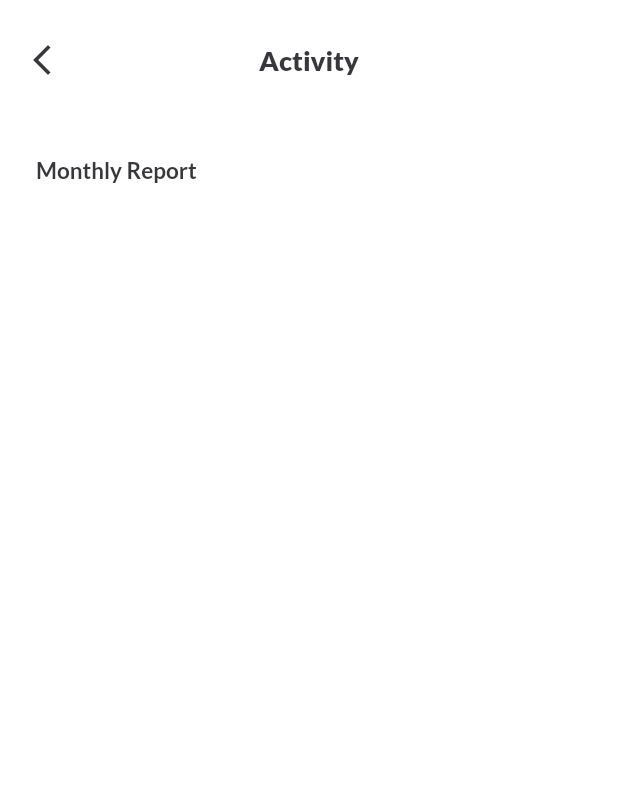
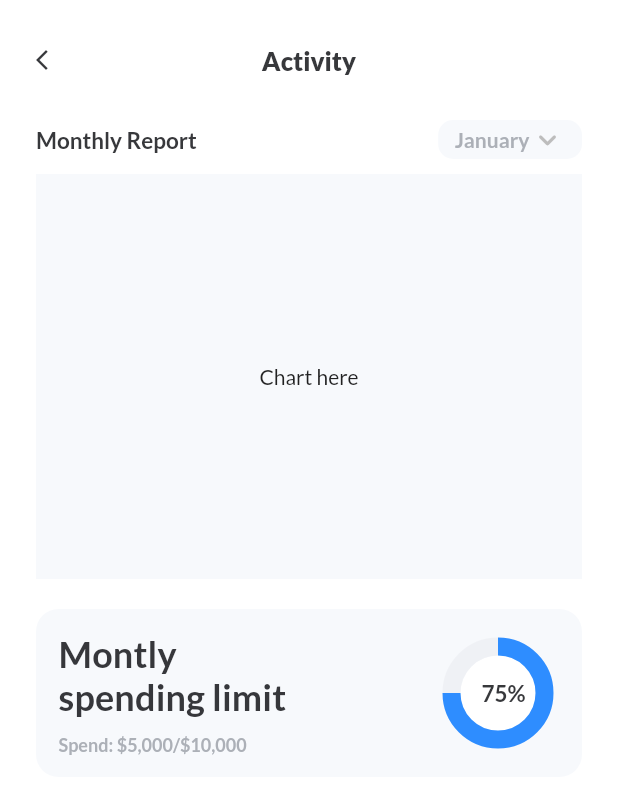
Before and after one commit to CarlosDiaz12/expenses-ui-challenge, a Flutter app: the ActivityPage screen opened by its route, on a phone screen of 412 x 824 dp. Shown: the top 794 px of the screen. Run offline on Flutter 3.47's test engine with Material 2 defaults, Android fonts, the phone set to English and light mode, and no system bars; drawn by our look-alikes of fl_chart; our stand-ins replace flutter_svg, google_fonts.

Commit message:
🚧 spending limit added

```diff
--- a/lib/main.dart
+++ b/lib/main.dart
@@ -1,8 +1,6 @@
 import 'pages/activity_page.dart';
-
 import 'pages/home_page.dart';
 import 'package:flutter/material.dart';
-import 'package:flutter/services.dart';
 import 'package:google_fonts/google_fonts.dart';
 
 void main() {
--- a/lib/pages/activity_page.dart
+++ b/lib/pages/activity_page.dart
@@ -1,4 +1,7 @@
 import 'package:expenses_ui_challenge/constants/app_constants.dart';
+import 'package:expenses_ui_challenge/widgets/custom_box.dart';
+import 'package:expenses_ui_challenge/widgets/muted_text.dart';
+import 'package:fl_chart/fl_chart.dart';
 import 'package:flutter/material.dart';
 import 'package:flutter/services.dart';
 
@@ -18,16 +21,120 @@ class ActivityPage extends StatelessWidget {
       ),
       body: SafeArea(
         child: SingleChildScrollView(
-          padding: const EdgeInsets.only(
-            top: 24.0,
-            left: 24.0,
-            right: 24.0,
-          ),
+          padding: const EdgeInsets.symmetric(horizontal: 24.0),
           child: Column(
             children: [
-              Text(
-                'Monthly Report',
-                style: AppConstants.primaryTextStyle,
+              Row(
+                mainAxisAlignment: MainAxisAlignment.spaceBetween,
+                children: [
+                  Text(
+                    'Monthly Report',
+                    style: AppConstants.primaryTextStyle,
+                  ),
+                  Container(
+                    padding: const EdgeInsets.only(left: 10.0, right: 10.0),
+                    decoration: BoxDecoration(
+                      color: AppConstants.lightGreyColor,
+                      borderRadius: BorderRadius.circular(10.0),
+                      border: Border.all(
+                        style: BorderStyle.none,
+                      ),
+                    ),
+                    child: DropdownButton<String>(
+                      elevation: 0,
+                      value: '01',
+                      icon: Icon(Icons.keyboard_arrow_down_rounded),
+                      items: [
+                        DropdownMenuItem(
+                          child: MutedText(
+                            label: 'January',
+                            customFontSize: 14,
+                          ),
+                          value: '01',
+                        ),
+                      ],
+                      isDense: true,
+                      underline: Container(),
+                      dropdownColor: AppConstants.greyColor,
+                    ),
+                  ),
+                ],
+              ),
+              SizedBox(height: 10),
+              Container(
+                color: AppConstants.lightGreyColor,
+                height: 270,
+                width: double.infinity,
+                child: Center(
+                  child: Text('Chart here'),
+                ),
+              ),
+              SizedBox(height: 20),
+              CustomBox(
+                child: Row(
+                  mainAxisAlignment: MainAxisAlignment.spaceBetween,
+                  crossAxisAlignment: CrossAxisAlignment.start,
+                  children: [
+                    Flexible(
+                      child: Column(
+                        crossAxisAlignment: CrossAxisAlignment.start,
+                        children: [
+                          Text(
+                            'Montly spending limit',
+                            style: AppConstants.primaryTextStyle.copyWith(
+                              fontSize: 24,
+                              fontWeight: FontWeight.bold,
+                              letterSpacing: 0.1,
+                            ),
+                          ),
+                          SizedBox(height: 10),
+                          MutedText(label: 'Spend: \$5,000/\$10,000'),
+                        ],
+                      ),
+                    ),
+                    Flexible(
+                      child: Stack(
+                        children: [
+                          Container(
+                            margin: EdgeInsets.only(top: 16, right: 16),
+                            width: 50,
+                            height: 50,
+                            child: PieChart(
+                              PieChartData(
+                                centerSpaceColor: Colors.white,
+                                startDegreeOffset: 180,
+                                sectionsSpace: 0,
+                                centerSpaceRadius: 25,
+                                sections: [
+                                  PieChartSectionData(
+                                    showTitle: false,
+                                    value: 25,
+                                    radius: 12,
+                                    color: AppConstants.greyColor,
+                                  ),
+                                  PieChartSectionData(
+                                    showTitle: false,
+                                    value: 75,
+                                    radius: 12,
+                                    color: AppConstants.blueColor,
+                                  ),
+                                ],
+                              ),
+                            ),
+                          ),
+                          Positioned(
+                            top: 32,
+                            left: 14,
+                            child: Text(
+                              '75%',
+                              style: AppConstants.primaryTextStyle,
+                            ),
+                          ),
+                        ],
+                      ),
+                    ),
+                  ],
+                ),
               ),
             ],
           ),
@@ -55,6 +162,7 @@ class _CustomAppBar extends StatelessWidget {
         child: Icon(
           Icons.arrow_back_ios_new,
           color: AppConstants.titleTextColor,
+          size: 16,
         ),
       ),
       backgroundColor: Colors.transparent,
@@ -64,7 +172,7 @@ class _CustomAppBar extends StatelessWidget {
         'Activity',
         style: AppConstants.primaryTextStyle.copyWith(
           fontWeight: FontWeight.w900,
-          fontSize: 18,
+          fontSize: 17,
         ),
       ),
     );
--- a/pubspec.yaml
+++ b/pubspec.yaml
@@ -36,6 +36,7 @@ dependencies:
   cupertino_icons: ^1.0.2
   flutter_svg: ^0.23.0+1
   google_fonts: ^2.1.0
+  fl_chart: ^0.40.2
   #util
   intl: ^0.17.0
 dev_dependencies:
```
Also changed, not shown: pubspec.lock.
